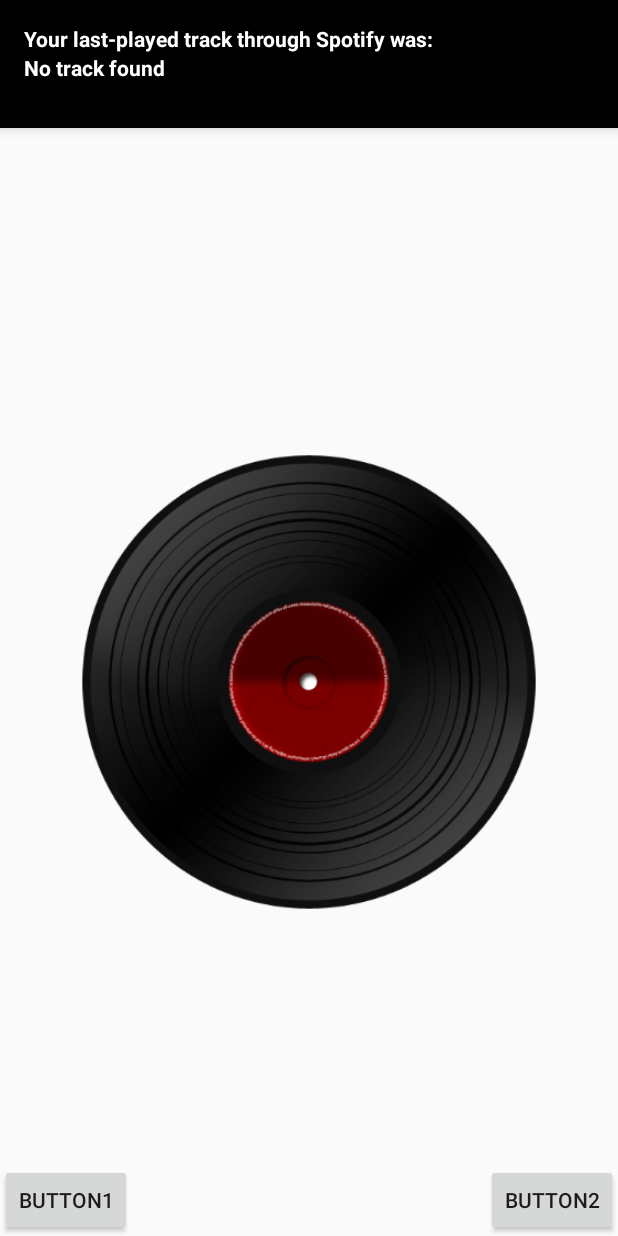
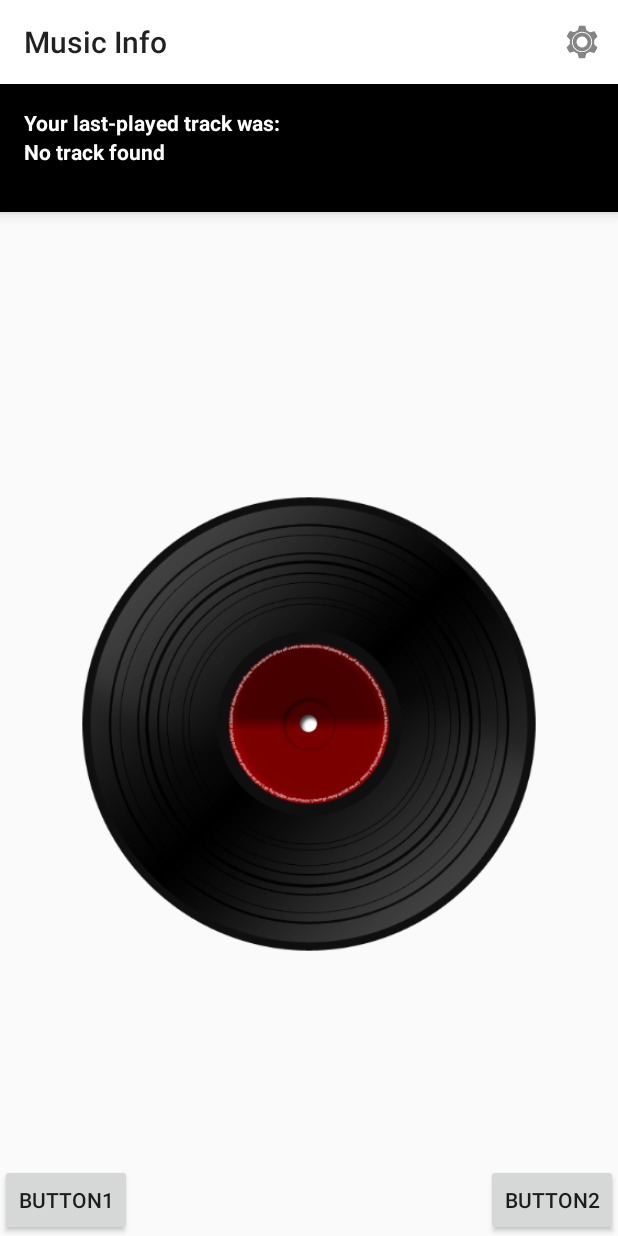
Before and after one commit to michaeltweed/MusicInfo, an Android app: the screen it shows after launch (MainActivity), on a phone screen of 412 x 824 dp. Run offline under Robolectric (Android 15) with nearby library versions, the light colour scheme and no system bars; our stand-ins replace Picasso; libraries missing offline, so code that uses them is left out: android.support.v7; pictures from the network do not load; 9 statements that could not run were skipped.

Commit message:
Add in an action bar, and move the settings screen to be accessed from here rather than as a page in the viewpager

```diff
--- a/app/src/main/AndroidManifest.xml
+++ b/app/src/main/AndroidManifest.xml
@@ -11,7 +11,8 @@
         android:theme="@style/AppTheme">
         <activity
             android:name=".MainActivity"
-            android:label="Music Info">
+            android:label="Music Info"
+            android:theme="@style/ActionBarTheme">
             <intent-filter>
                 <action android:name="android.intent.action.MAIN" />
                 <category android:name="android.intent.category.LAUNCHER" />
--- a/app/src/main/java/com/michaeltweed/android/musicinfo/MainActivity.java
+++ b/app/src/main/java/com/michaeltweed/android/musicinfo/MainActivity.java
@@ -4,9 +4,13 @@ import android.content.Intent;
 import android.content.IntentFilter;
 import android.os.Build;
 import android.os.Bundle;
-import android.support.v4.app.FragmentActivity;
+import android.support.v4.app.DialogFragment;
 import android.support.v4.app.FragmentManager;
 import android.support.v4.app.FragmentTransaction;
+import android.support.v7.app.ActionBarActivity;
+import android.view.Menu;
+import android.view.MenuInflater;
+import android.view.MenuItem;
 import android.view.View;
 import android.view.WindowManager;
 
@@ -17,10 +21,9 @@ import com.michaeltweed.android.musicinfo.nowplaying.NowPlayingFragment;
 import retrofit.RestAdapter;
 
 
-public class MainActivity extends FragmentActivity {
+public class MainActivity extends ActionBarActivity {
 
     private SpotifyBroadcastReceiver receiver;
-
 
     @Override
     protected void onCreate(Bundle savedInstanceState) {
@@ -41,6 +44,31 @@ public class MainActivity extends FragmentActivity {
         ft.replace(R.id.now_playing_fragment, new NowPlayingFragment());
         ft.replace(R.id.artist_info_fragment, new ArtistFragment());
         ft.commit();
+    }
+
+    @Override
+    public boolean onCreateOptionsMenu(Menu menu) {
+        // Inflate the menu items for use in the action bar
+        MenuInflater inflater = getMenuInflater();
+        inflater.inflate(R.menu.menu_main, menu);
+        return super.onCreateOptionsMenu(menu);
+    }
+
+    @Override
+    public boolean onOptionsItemSelected(MenuItem item) {
+        // Handle presses on the action bar items
+        switch (item.getItemId()) {
+            case R.id.action_settings:
+                openSettings();
+                return true;
+            default:
+                return super.onOptionsItemSelected(item);
+        }
+    }
+
+    private void openSettings() {
+        DialogFragment newFragment = new SettingsFragment();
+        newFragment.show(getSupportFragmentManager(), "settings");
     }
 
     private void setUpTestClickListeners() {
@@ -75,7 +103,7 @@ public class MainActivity extends FragmentActivity {
     }
 
     private void sendTestBroadcastOne() {
-        String artist = "Bob Dylan";
+        String artist = "Van Morrison";
         String album = "testAlbum";
         String track = "testTrack";
 
@@ -88,7 +116,7 @@ public class MainActivity extends FragmentActivity {
     }
 
     private void sendTestBroadcastTwo() {
-        String artist = "Neil Young";
+        String artist = "Bruce Springsteen";
         String album = "testAlbum";
         String track = "testTrack";
 
--- a/app/src/main/java/com/michaeltweed/android/musicinfo/LastFmUsernameFragment.java
+++ b/app/src/main/java/com/michaeltweed/android/musicinfo/SettingsFragment.java
@@ -2,7 +2,6 @@ package com.michaeltweed.android.musicinfo;
 
 import android.os.Bundle;
 import android.support.v4.app.DialogFragment;
-import android.support.v4.app.Fragment;
 import android.view.LayoutInflater;
 import android.view.View;
 import android.view.ViewGroup;
@@ -13,7 +12,7 @@ import android.widget.Toast;
 import com.michaeltweed.android.musicinfo.playerchooser.PlayerChooserDialogFragment;
 import com.michaeltweed.android.musicinfo.utils.SharedPreferencesHelper;
 
-public class LastFmUsernameFragment extends Fragment implements LastFmUsernameView {
+public class SettingsFragment extends DialogFragment implements LastFmUsernameView {
 
     private LastFmUsernamePresenter presenter;
 
--- a/app/src/main/java/com/michaeltweed/android/musicinfo/artist/ArtistFragment.java
+++ b/app/src/main/java/com/michaeltweed/android/musicinfo/artist/ArtistFragment.java
@@ -36,7 +36,6 @@ public class ArtistFragment extends Fragment implements ArtistFragmentView {
         progressBar = (ProgressBar) rootView.findViewById(R.id.artist_fragment_progress);
 
         viewPager.setAdapter(adapter);
-        viewPager.setCurrentItem(1);
         viewPager.setPageTransformer(true, new DepthPageTransformer());
 
         return rootView;
--- a/app/src/main/java/com/michaeltweed/android/musicinfo/artist/ArtistViewPagerAdapter.java
+++ b/app/src/main/java/com/michaeltweed/android/musicinfo/artist/ArtistViewPagerAdapter.java
@@ -4,20 +4,17 @@ import android.support.v4.app.Fragment;
 import android.support.v4.app.FragmentManager;
 import android.support.v4.app.FragmentPagerAdapter;
 
-import com.michaeltweed.android.musicinfo.LastFmUsernameFragment;
 import com.michaeltweed.android.musicinfo.artist.image.ArtistImageFragment;
 import com.michaeltweed.android.musicinfo.artist.info.ArtistInfoFragment;
 
 public class ArtistViewPagerAdapter extends FragmentPagerAdapter {
 
-    private final LastFmUsernameFragment lastFmUsernameFragment;
     private final ArtistImageFragment imageFragment;
     private final ArtistInfoFragment infoFragment;
 
     public ArtistViewPagerAdapter(FragmentManager fm) {
         super(fm);
 
-        lastFmUsernameFragment = new LastFmUsernameFragment();
         imageFragment = new ArtistImageFragment();
         infoFragment = new ArtistInfoFragment();
     }
@@ -26,8 +23,6 @@ public class ArtistViewPagerAdapter extends FragmentPagerAdapter {
     public Fragment getItem(int position) {
         switch (position) {
             case 0:
-                return lastFmUsernameFragment;
-            case 1:
                 return imageFragment;
             default:
                 return infoFragment;
@@ -36,6 +31,6 @@ public class ArtistViewPagerAdapter extends FragmentPagerAdapter {
 
     @Override
     public int getCount() {
-        return 3;
+        return 2;
     }
 }
--- a/app/src/main/java/com/michaeltweed/android/musicinfo/events/PaletteAvailableEvent.java
+++ b/app/src/main/java/com/michaeltweed/android/musicinfo/events/PaletteAvailableEvent.java
@@ -6,7 +6,6 @@ public class PaletteAvailableEvent {
     private Palette palette;
 
     public PaletteAvailableEvent(Palette palette) {
-
         this.palette = palette;
     }
 
--- a/app/src/main/res/menu/menu_main.xml
+++ b/app/src/main/res/menu/menu_main.xml
@@ -1,6 +1,10 @@
 <menu xmlns:android="http://schemas.android.com/apk/res/android"
+    xmlns:tools="http://schemas.android.com/tools"
     xmlns:app="http://schemas.android.com/apk/res-auto"
-    xmlns:tools="http://schemas.android.com/tools" tools:context=".MainActivity">
-    <item android:id="@+id/action_settings" android:title="Test"
-        android:orderInCategory="100" app:showAsAction="never" />
+    tools:context=".MainActivity">
+    <item
+        android:id="@+id/action_settings"
+        android:icon="@drawable/settings_icon_light"
+        app:showAsAction="ifRoom"
+        android:title="@string/action_settings" />
 </menu>
--- a/app/src/main/res/values/strings.xml
+++ b/app/src/main/res/values/strings.xml
@@ -2,10 +2,9 @@
 <resources>
 
     <string name="app_name">SpotifyMusicInfo</string>
-    <string name="last_played_message">Your last-played track through Spotify was:</string>
+    <string name="last_played_message">Your last-played track was:</string>
     <string name="nothing_playing">No track found</string>
     <string name="title_activity_player_chooser">PlayerChooserActivity</string>
     <string name="hello_world">Hello world!</string>
     <string name="action_settings">Settings</string>
-
 </resources>
--- /dev/null
+++ b/app/src/main/res/values/themes.xml
@@ -0,0 +1,18 @@
+<?xml version="1.0" encoding="utf-8"?>
+<resources>
+    <!-- the theme applied to the application or activity -->
+    <style name="ActionBarTheme" parent="@style/Theme.AppCompat.Light">
+        <item name="android:actionBarStyle">@style/ActionBarStyle</item>
+
+        <!-- Support library compatibility -->
+        <item name="actionBarStyle">@style/ActionBarStyle</item>
+    </style>
+
+    <!-- ActionBar styles -->
+    <style name="ActionBarStyle" parent="@style/Widget.AppCompat.Light.ActionBar.Solid.Inverse">
+        <item name="android:background">@android:color/white</item>
+
+        <!-- Support library compatibility -->
+        <item name="background">@android:color/white</item>
+    </style>
+</resources>
```
Also changed, not shown: app/src/main/java/com/michaeltweed/android/musicinfo/SpotifyBroadcastReceiver.java (+8 -5 lines), app/src/main/java/com/michaeltweed/android/musicinfo/nowplaying/NowPlayingFragmentPresenter.java (+10 -5 lines), app/src/main/res/drawable-hdpi/settings_icon_dark.png (added), app/src/main/res/drawable-hdpi/settings_icon_light.png (added), app/src/main/res/drawable-mdpi/settings_icon_dark.png (added), app/src/main/res/drawable-mdpi/settings_icon_light.png (added), app/src/main/res/drawable-xhdpi/settings_icon_dark.png (added), app/src/main/res/drawable-xhdpi/settings_icon_light.png (added), app/src/main/res/drawable-xxhdpi/settings_icon_dark.png (added), app/src/main/res/drawable-xxhdpi/settings_icon_light.png (added), 1 other file.
